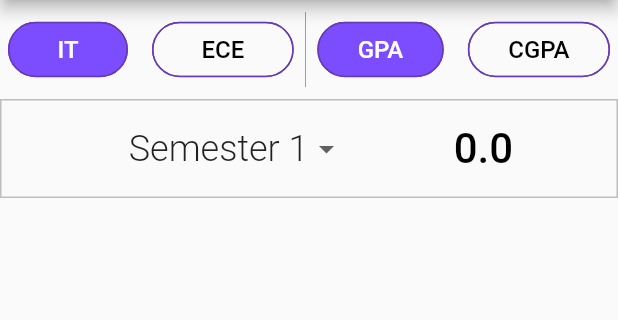
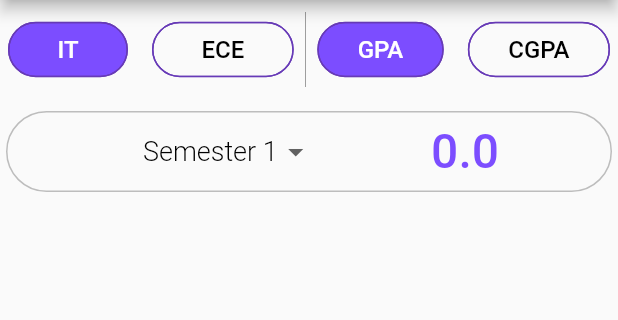
Before and after one commit to ak5hit/GPA-Calculator, a Flutter app: the screen it shows after launch, on a phone screen of 412 x 824 dp, the part 84-404 px from its top. Run offline on Flutter 3.47's test engine with Material 2 defaults, Android fonts, the phone set to English and light mode, and no system bars.

Commit message:
Minor UI changes.

```diff
--- a/lib/MainScreen.dart
+++ b/lib/MainScreen.dart
@@ -83,13 +83,10 @@ class _MainScreenState extends State<MainScreen> {
             value: _selectedSemester,
             items: _semestersDropDownItems,
             onChanged: _handleSemesterSelection,
-            style: Theme
-                .of(context)
-                .textTheme
-                .title
-                .copyWith(
-                fontWeight: FontWeight.w300,
-                fontSize: 24.0),
+            style: TextStyle(
+              fontWeight: FontWeight.w300,
+              color: Colors.black,
+              fontSize: 18.0,),
           ),
         )),
       ),
@@ -97,12 +94,16 @@ class _MainScreenState extends State<MainScreen> {
 
     var finalPointerWidget = Text('$_finalPointer',
       style: TextStyle(
-        color: Colors.black, fontSize: 28.0, fontWeight: FontWeight.w500,),);
+        fontSize: 32.0,
+        color: Colors.deepPurpleAccent,
+        fontWeight: FontWeight.w500,),);
 
     return Container(
-      padding: EdgeInsets.symmetric(vertical: 8.0),
+      margin: EdgeInsets.only(top: 8.0, left: 4.0, right: 4.0),
+      padding: EdgeInsets.symmetric(vertical: 2.0),
       decoration: BoxDecoration(
         color: Colors.grey[50],
+        borderRadius: BorderRadius.circular(50.0),
         border: Border.all(
           color: Colors.grey[400],
           width: 1.0,
--- a/lib/Utils.dart
+++ b/lib/Utils.dart
@@ -193,7 +193,7 @@ double pointerForGrade(String grade) {
   }
 }
 
-Widget createGradeInput(BuildContext context, String subject,
+Widget createGradeInput(BuildContext context, String courseName,
     {bool isThereAnyLab = false,
       // ignore: avoid_init_to_null
       ValueChanged<dynamic> onChangeTheory = null,
@@ -207,7 +207,7 @@ Widget createGradeInput(BuildContext context, String subject,
         Padding(
           padding: const EdgeInsets.symmetric(vertical: 8.0),
           child: Text(
-            '$subject',
+            '$courseName',
             style: TextStyle(fontSize: 18.0),
           ),
         ),
@@ -227,7 +227,7 @@ Widget createGradeInput(BuildContext context, String subject,
         Padding(
           padding: const EdgeInsets.symmetric(vertical: 8.0),
           child: Text(
-            '$subject',
+            '$courseName',
             style: TextStyle(fontSize: 18.0),
           ),
         ),
```
